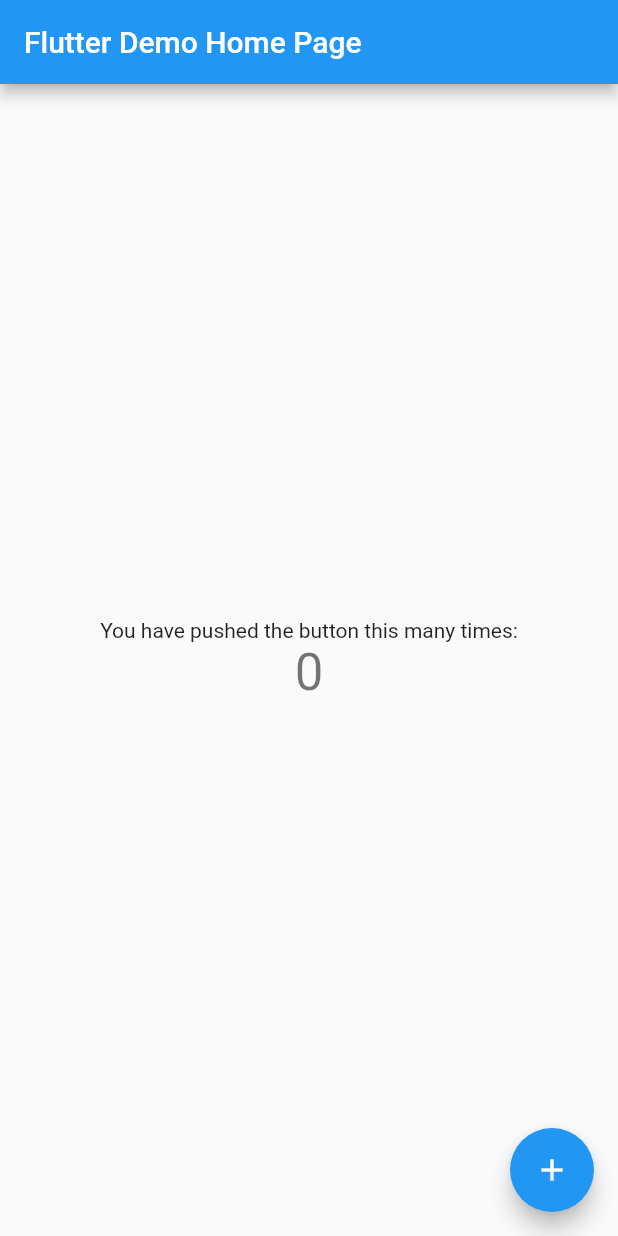
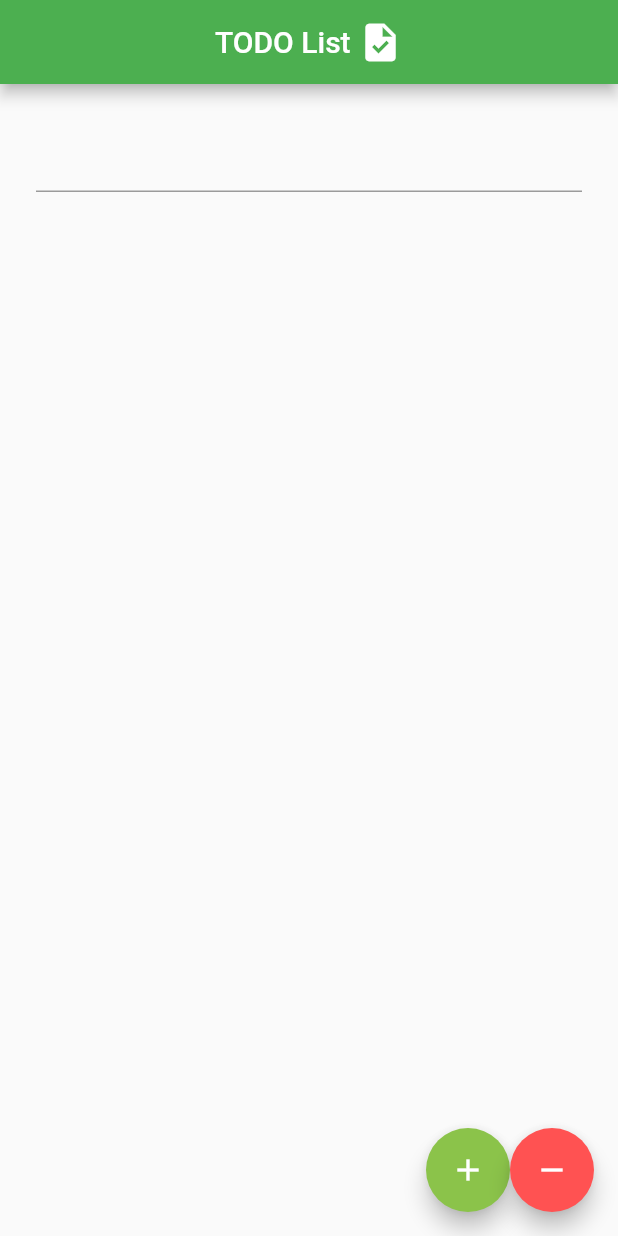
Before and after one commit to RaysaOliveira/todo_list, a Flutter app: the screen it shows after launch, on a phone screen of 412 x 824 dp. Run offline on Flutter 3.47's test engine with Material 2 defaults, Android fonts, the phone set to English and light mode, and no system bars.

Commit message:
todo list working - add two bottons (to add and remove all tasks)

```diff
--- a/lib/main.dart
+++ b/lib/main.dart
@@ -1,4 +1,5 @@
 import 'package:flutter/material.dart';
+import 'package:todo_list/todo_list.dart';
 
 void main() {
   runApp(const MyApp());
@@ -11,105 +12,12 @@ class MyApp extends StatelessWidget {
   @override
   Widget build(BuildContext context) {
     return MaterialApp(
-      title: 'Flutter Demo',
+      debugShowCheckedModeBanner: false,
+      title: 'TODO List',
       theme: ThemeData(
-        // This is the theme of your application.
-        //
-        // Try running your application with "flutter run". You'll see the
-        // application has a blue toolbar. Then, without quitting the app, try
-        // changing the primarySwatch below to Colors.green and then invoke
-        // "hot reload" (press "r" in the console where you ran "flutter run",
-        // or simply save your changes to "hot reload" in a Flutter IDE).
-        // Notice that the counter didn't reset back to zero; the application
-        // is not restarted.
         primarySwatch: Colors.blue,
       ),
-      home: const MyHomePage(title: 'Flutter Demo Home Page'),
+      home: TodoList(),
     );
   }
 }
-
-class MyHomePage extends StatefulWidget {
-  const MyHomePage({super.key, required this.title});
-
-  // This widget is the home page of your application. It is stateful, meaning
-  // that it has a State object (defined below) that contains fields that affect
-  // how it looks.
-
-  // This class is the configuration for the state. It holds the values (in this
-  // case the title) provided by the parent (in this case the App widget) and
-  // used by the build method of the State. Fields in a Widget subclass are
-  // always marked "final".
-
-  final String title;
-
-  @override
-  State<MyHomePage> createState() => _MyHomePageState();
-}
-
-class _MyHomePageState extends State<MyHomePage> {
-  int _counter = 0;
-
-  void _incrementCounter() {
-    setState(() {
-      // This call to setState tells the Flutter framework that something has
-      // changed in this State, which causes it to rerun the build method below
-      // so that the display can reflect the updated values. If we changed
-      // _counter without calling setState(), then the build method would not be
-      // called again, and so nothing would appear to happen.
-      _counter++;
-    });
-  }
-
-  @override
-  Widget build(BuildContext context) {
-    // This method is rerun every time setState is called, for instance as done
-    // by the _incrementCounter method above.
-    //
-    // The Flutter framework has been optimized to make rerunning build methods
-    // fast, so that you can just rebuild anything that needs updating rather
-    // than having to individually change instances of widgets.
-    return Scaffold(
-      appBar: AppBar(
-        // Here we take the value from the MyHomePage object that was created by
-        // the App.build method, and use it to set our appbar title.
-        title: Text(widget.title),
-      ),
-      body: Center(
-        // Center is a layout widget. It takes a single child and positions it
-        // in the middle of the parent.
-        child: Column(
-          // Column is also a layout widget. It takes a list of children and
-          // arranges them vertically. By default, it sizes itself to fit its
-          // children horizontally, and tries to be as tall as its parent.
-          //
-          // Invoke "debug painting" (press "p" in the console, choose the
-          // "Toggle Debug Paint" action from the Flutter Inspector in Android
-          // Studio, or the "Toggle Debug Paint" command in Visual Studio Code)
-          // to see the wireframe for each widget.
-          //
-          // Column has various properties to control how it sizes itself and
-          // how it positions its children. Here we use mainAxisAlignment to
-          // center the children vertically; the main axis here is the vertical
-          // axis because Columns are vertical (the cross axis would be
-          // horizontal).
-          mainAxisAlignment: MainAxisAlignment.center,
-          children: <Widget>[
-            const Text(
-              'You have pushed the button this many times:',
-            ),
-            Text(
-              '$_counter',
-              style: Theme.of(context).textTheme.headlineMedium,
-            ),
-          ],
-        ),
-      ),
-      floatingActionButton: FloatingActionButton(
-        onPressed: _incrementCounter,
-        tooltip: 'Increment',
-        child: const Icon(Icons.add),
-      ), // This trailing comma makes auto-formatting nicer for build methods.
-    );
-  }
-}
--- /dev/null
+++ b/lib/todo_list.dart
@@ -0,0 +1,90 @@
+import 'package:flutter/material.dart';
+
+class TodoList extends StatefulWidget {
+  const TodoList({Key? key}) : super(key: key);
+
+  @override
+  State<TodoList> createState() => _TodoListState();
+}
+
+class _TodoListState extends State<TodoList> {
+  TextEditingController _textEditingController = TextEditingController();
+  List<String> tasks = [];
+
+  @override
+  Widget build(BuildContext context) {
+    return Scaffold(
+      appBar: AppBar(
+          backgroundColor: Colors.green,
+          title: Row(
+            mainAxisAlignment: MainAxisAlignment.center,
+            children: [
+              Text('TODO List '),
+              Icon(
+                Icons.task,
+                size: 30,
+              )
+            ],
+          )),
+      body: Container(
+        padding: EdgeInsets.all(24),
+        child: SingleChildScrollView(
+          //resolve o problema do RenderFlex Overflowed By # Pixels on The Bottom
+          child: Column(
+            children: [
+              TextField(
+                controller: _textEditingController,
+              ),
+              Container(
+                  height: 400,
+                  child: ListView.separated(
+                    separatorBuilder: (context, index) => Divider(),
+                    itemCount: tasks.length,
+                    itemBuilder: (context, index) {
+                      return ListTile(
+                        leading: Icon(Icons.check_box, color: Colors.lightGreenAccent,),
+                        title: Text(tasks[index]),
+                        textColor: Colors.black,
+                        onLongPress: (){
+                          setState(() {
+                            tasks.removeAt(index);
+                          });
+                        },
+                      );
+                    },
+                  ))
+            ],
+          ),
+        ),
+      ),
+      floatingActionButton: Row(
+        crossAxisAlignment: CrossAxisAlignment.end,
+        mainAxisAlignment: MainAxisAlignment.end,
+        children: [
+          FloatingActionButton(
+            backgroundColor: Colors.lightGreen,
+            child: Icon(Icons.add),
+            onPressed: () {
+              if (_textEditingController.text.length > 0) {
+                setState(() {
+                  tasks.add(_textEditingController.text);
+                });
+                _textEditingController.clear();
+              }
+            },
+          ),
+          FloatingActionButton(
+            backgroundColor: Colors.redAccent,
+            child: Icon(Icons.remove),
+            onPressed: () {
+              setState(() {
+                tasks = [];
+              });
+              _textEditingController.clear();
+            },
+          ),
+        ],
+      ),
+    );
+  }
+}
```
